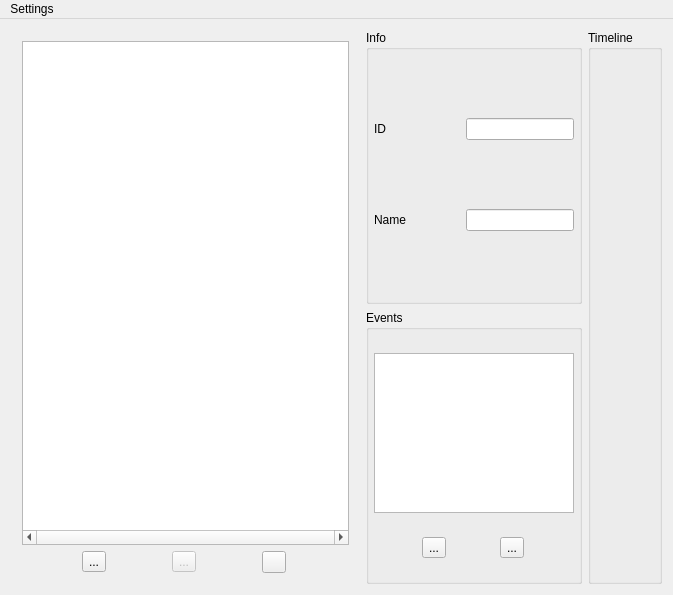
Before: the Qt Designer form splash/mainwindow.ui in odencat/Splash, drawn with Qt 5.
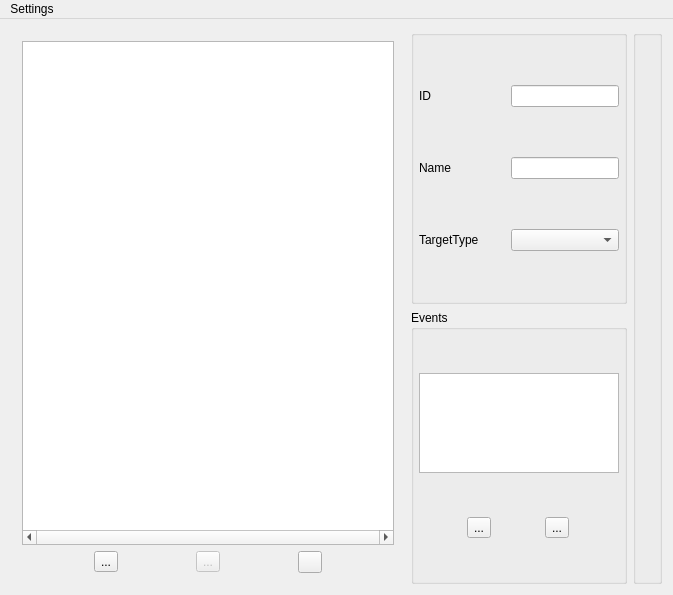
After: the same form once the commit is applied. Icons and pictures are not drawn.

What changed in the file:
```diff
--- a/splash/mainwindow.ui
+++ b/splash/mainwindow.ui
@@ -178,7 +178,7 @@
                </font>
               </property>
               <property name="title">
-               <string>Info</string>
+               <string/>
               </property>
               <property name="alignment">
                <set>Qt::AlignLeading|Qt::AlignLeft|Qt::AlignTop</set>
@@ -199,14 +199,31 @@
                <property name="bottomMargin">
                 <number>5</number>
                </property>
-               <item row="1" column="0">
+               <item row="0" column="2">
+                <widget class="QLineEdit" name="lineEditAnimationID">
+                 <property name="sizePolicy">
+                  <sizepolicy hsizetype="Preferred" vsizetype="Fixed">
+                   <horstretch>0</horstretch>
+                   <verstretch>0</verstretch>
+                  </sizepolicy>
+                 </property>
+                </widget>
+               </item>
+               <item row="0" column="1">
+                <widget class="QLabel" name="AnimationName_2">
+                 <property name="text">
+                  <string>ID</string>
+                 </property>
+                </widget>
+               </item>
+               <item row="1" column="1">
                 <widget class="QLabel" name="AnimationName">
                  <property name="text">
                   <string>Name</string>
                  </property>
                 </widget>
                </item>
-               <item row="1" column="1">
+               <item row="1" column="2">
                 <widget class="QLineEdit" name="lineEditAnimationName">
                  <property name="sizePolicy">
                   <sizepolicy hsizetype="Preferred" vsizetype="Fixed">
@@ -216,20 +233,13 @@
                  </property>
                 </widget>
                </item>
-               <item row="0" column="0">
-                <widget class="QLabel" name="AnimationName_2">
-                 <property name="text">
-                  <string>ID</string>
-                 </property>
-                </widget>
+               <item row="2" column="2">
+                <widget class="QComboBox" name="comboBox"/>
                </item>
-               <item row="0" column="1">
-                <widget class="QLineEdit" name="lineEditAnimationID">
-                 <property name="sizePolicy">
-                  <sizepolicy hsizetype="Preferred" vsizetype="Fixed">
-                   <horstretch>0</horstretch>
-                   <verstretch>0</verstretch>
-                  </sizepolicy>
+               <item row="2" column="1">
+                <widget class="QLabel" name="label">
+                 <property name="text">
+                  <string>TargetType</string>
                  </property>
                 </widget>
                </item>
@@ -265,7 +275,7 @@
                  <property name="maximumSize">
                   <size>
                    <width>200</width>
-                   <height>160</height>
+                   <height>100</height>
                   </size>
                  </property>
                  <property name="columnCount">
@@ -317,20 +327,20 @@
           <item>
            <widget class="QGroupBox" name="horizontalGroupBox">
             <property name="title">
-             <string>Timeline</string>
+             <string/>
             </property>
             <layout class="QHBoxLayout" name="timelineContainer">
              <property name="leftMargin">
-              <number>4</number>
+              <number>0</number>
              </property>
              <property name="topMargin">
-              <number>4</number>
+              <number>0</number>
              </property>
              <property name="rightMargin">
-              <number>4</number>
+              <number>0</number>
              </property>
              <property name="bottomMargin">
-              <number>4</number>
+              <number>0</number>
              </property>
             </layout>
            </widget>
```
